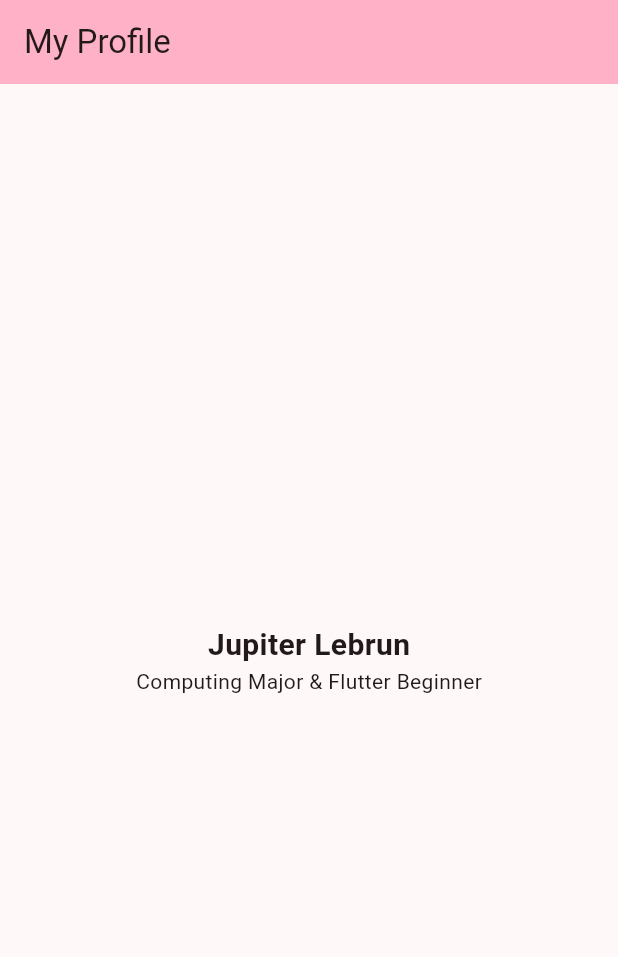
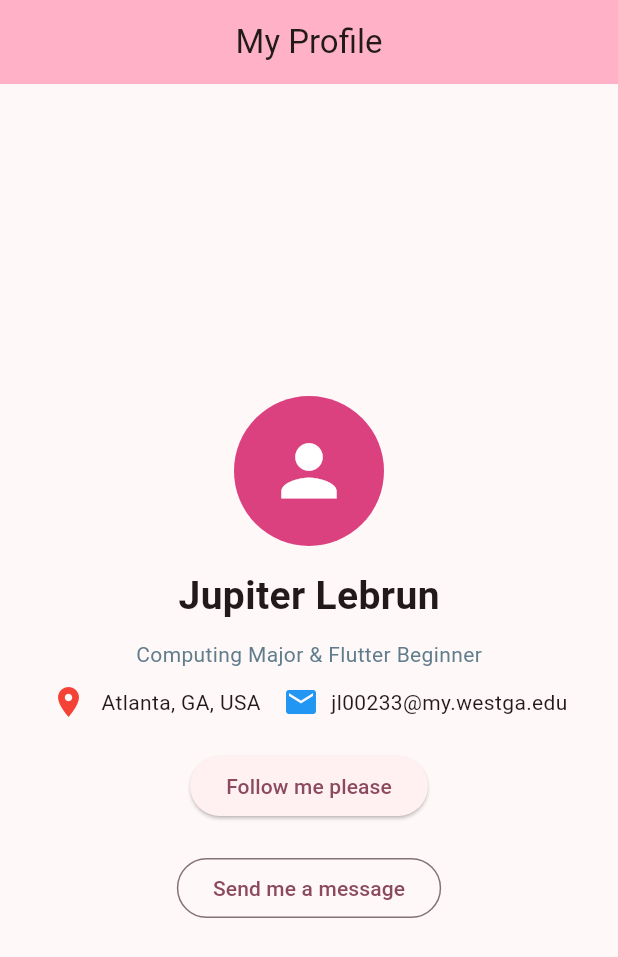
Before and after one commit to jupiterxyz/MobileApp_jupiter, a Flutter app: the screen it shows after launch, on a phone screen of 412 x 824 dp. Shown: the top 957 px of the screen. Run offline on Flutter 3.47's test engine with Material 3 defaults, Android fonts, the phone set to English and light mode, and no system bars.

Commit message:
Update Jupiter profile app

```diff
--- a/jupiter_profile_app/lib/main.dart
+++ b/jupiter_profile_app/lib/main.dart
@@ -11,24 +11,13 @@ class MyApp extends StatelessWidget {
   @override
   Widget build(BuildContext context) {
     return MaterialApp(
-      title: 'Flutter Demo',
+      title: 'Jupiter Profile',
+      debugShowCheckedModeBanner: false,
       theme: ThemeData(
-        // This is the theme of your application.
-        //
-        // TRY THIS: Try running your application with "flutter run". You'll see
-        // the application has a purple toolbar. Then, without quitting the app,
-        // try changing the seedColor in the colorScheme below to Colors.green
-        // and then invoke "hot reload" (save your changes or press the "hot
-        // reload" button in a Flutter-supported IDE, or press "r" if you used
-        // the command line to start the app).
-        //
-        // Notice that the counter didn't reset back to zero; the application
-        // state is not lost during the reload. To reset the state, use hot
-        // restart instead.
-        //
-        // This works for code too, not just values: Most code changes can be
-        // tested with just a hot reload.
-        colorScheme: .fromSeed(seedColor: const Color.fromARGB(255, 183, 58, 108)),
+
+        colorScheme: ColorScheme.fromSeed(
+          seedColor: const Color.fromARGB(255, 183, 58, 108),
+        ),
       ),
       home: const MyHomePage(title: 'My Profile'),
     );
@@ -38,15 +27,6 @@ class MyApp extends StatelessWidget {
 class MyHomePage extends StatefulWidget {
   const MyHomePage({super.key, required this.title});
 
-  // This widget is the home page of your application. It is stateful, meaning
-  // that it has a State object (defined below) that contains fields that affect
-  // how it looks.
-
-  // This class is the configuration for the state. It holds the values (in this
-  // case the title) provided by the parent (in this case the App widget) and
-  // used by the build method of the State. Fields in a Widget subclass are
-  // always marked "final".
-
   final String title;
 
   @override
@@ -54,53 +34,74 @@ class MyHomePage extends StatefulWidget {
 }
 
 class _MyHomePageState extends State<MyHomePage> {
-
-
   @override
   Widget build(BuildContext context) {
-    // This method is rerun every time setState is called, for instance as done
-    // by the _incrementCounter method above.
-    //
-    // The Flutter framework has been optimized to make rerunning build methods
-    // fast, so that you can just rebuild anything that needs updating rather
-    // than having to individually change instances of widgets.
+
     return Scaffold(
       appBar: AppBar(
-        // TRY THIS: Try changing the color here to a specific color (to
-        // Colors.amber, perhaps?) and trigger a hot reload to see the AppBar
-        // change color while the other colors stay the same.
+        // This controls the color of the app bar.
         backgroundColor: Theme.of(context).colorScheme.inversePrimary,
-        // Here we take the value from the MyHomePage object that was created by
-        // the App.build method, and use it to set our appbar title.
+
+        // This displays the title passed from MyHomePage.
         title: Text(widget.title),
+
+        centerTitle: true,
       ),
+
       body: Center(
-        // Center is a layout widget. It takes a single child and positions it
-        // in the middle of the parent.
         child: Column(
-          // Column is also a layout widget. It takes a list of children and
-          // arranges them vertically. By default, it sizes itself to fit its
-          // children horizontally, and tries to be as tall as its parent.
-          //
-          // Column has various properties to control how it sizes itself and
-          // how it positions its children. Here we use mainAxisAlignment to
-          // center the children vertically; the main axis here is the vertical
-          // axis because Columns are vertical (the cross axis would be
-          // horizontal).
-          //
-          // TRY THIS: Invoke "debug painting" (choose the "Toggle Debug Paint"
-          // action in the IDE, or press "p" in the console), to see the
-          // wireframe for each widget.
+
           mainAxisAlignment: MainAxisAlignment.center,
+
           children: [
-            Text('Jupiter Lebrun',  style: TextStyle(fontSize: 20, fontWeight: FontWeight.bold)),
+            const CircleAvatar(
+              radius: 50,
+              backgroundColor: Color.fromARGB(255, 219, 65, 127),
+              child: Icon(Icons.person, size: 55, color: Colors.white),
+            ),
+            const SizedBox(height: 15),
 
-            const Text('Computing Major & Flutter Beginner'),
+            const Text(
+              'Jupiter Lebrun',
+              style: TextStyle(fontSize: 26, fontWeight: FontWeight.bold),
+            ),
+            const SizedBox(height: 10),
 
+            const Text(
+              'Computing Major & Flutter Beginner',
+              style: TextStyle(fontSize: 14, color: Colors.blueGrey),
+            ),
+
+            const SizedBox(height: 10),
+            const Row(
+              mainAxisAlignment: MainAxisAlignment.center,
+              children: [
+
+                Icon(Icons.location_on, color: Colors.red),
+                SizedBox(width: 10),
+                Text('Atlanta, GA, USA'),
+                SizedBox(width: 15),
+
+                Icon(Icons.email, color: Colors.blue),
+                SizedBox(width: 8),
+                Text('jl00233@my.westga.edu'),
+              ],
+            ),
+
+            const SizedBox(height: 20),
+
+            ElevatedButton(
+              onPressed: () {},
+              child: const Text('Follow me please'),
+            ),
+            const SizedBox(height: 20),
+            OutlinedButton(
+              onPressed: () {},
+              child: const Text('Send me a message'),
+            ),
           ],
         ),
       ),
-
     );
   }
 }
```
